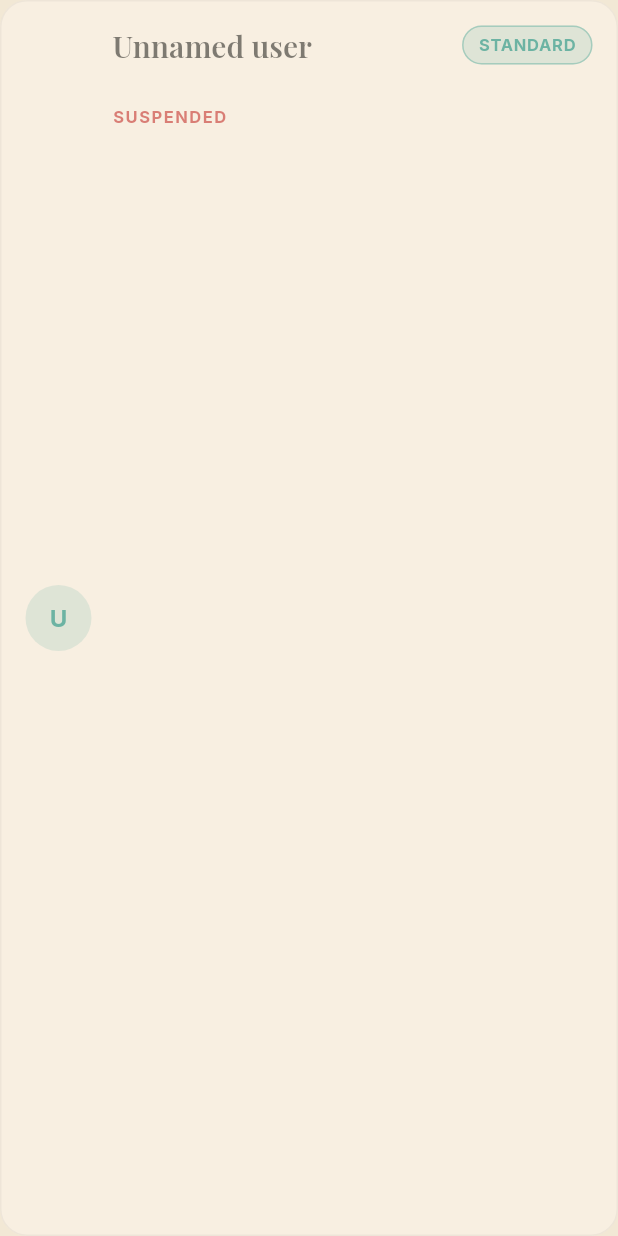
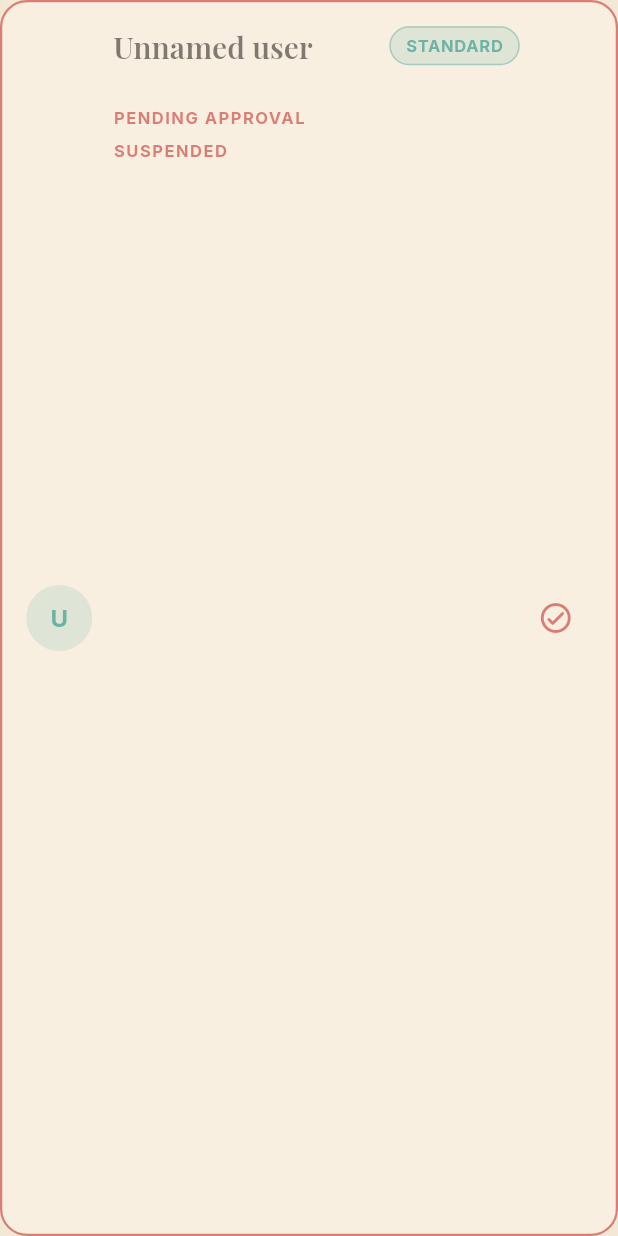
Before and after one commit to hrishiB27/nostalgiaana-latest, a Flutter app: the _UserRow widget shown alone on an empty page, opened directly with empty values, on a phone screen of 412 x 824 dp. Run offline on Flutter 3.47's test engine with Material 3 defaults, Android fonts, the phone set to English and light mode, and no system bars; our stand-ins replace dio, file_picker, flutter_riverpod, flutter_secure_storage, google_fonts, just_audio; missing offline and left inert: media_kit, media_kit_video, razorpay_flutter; accounts and stored records are empty; network calls fail.

Commit message:
Add admin approval UI and update pending-approval message text
The approval gate itself (users.approved, login-blocking 403, admin
approve endpoint) already existed from earlier work; this updates the
error message to "waiting for approval for this mobile number" in
AuthService, GlobalExceptionHandler (now reads ex.getMessage()
instead of a second hardcoded copy), and login_screen.dart's matching
constant.

Builds the missing admin-side UI: AdminUserResponseModel now carries
approved, AdminUserApi/AdminUsersNotifier gain an approveUser() action
mirroring the existing banUser() pattern, and manage_users_screen.dart
highlights unapproved users with a crimson border + "PENDING APPROVAL"
label and a check_circle_outline_rounded button to approve them
in place.

Co-Authored-By: Claude Sonnet 5 <noreply@anthropic.com>

```diff
--- a/frontend/lib/features/admin/data/admin_user_api.dart
+++ b/frontend/lib/features/admin/data/admin_user_api.dart
@@ -21,6 +21,10 @@ class AdminUserApi {
   Future<void> banUser(String id) async {
     await _dio.delete('/admin/users/$id');
   }
+
+  Future<void> approveUser(String id) async {
+    await _dio.patch('/admin/users/$id/approve');
+  }
 }
 
 final adminUserApiProvider = Provider<AdminUserApi>((ref) {
--- a/frontend/lib/features/admin/data/models/admin_user_response_model.dart
+++ b/frontend/lib/features/admin/data/models/admin_user_response_model.dart
@@ -13,6 +13,7 @@ class AdminUserResponseModel {
     required this.role,
     required this.membershipTier,
     required this.isActive,
+    required this.approved,
     required this.createdAt,
   });
 
@@ -27,6 +28,7 @@ class AdminUserResponseModel {
   final UserRole role;
   final String membershipTier;
   final bool isActive;
+  final bool approved;
   final DateTime createdAt;
 
   String get displayName {
@@ -45,11 +47,12 @@ class AdminUserResponseModel {
       role: UserRole.fromJson(json['role'] as String),
       membershipTier: json['membershipTier'] as String,
       isActive: json['isActive'] as bool,
+      approved: json['approved'] as bool,
       createdAt: DateTime.parse(json['createdAt'] as String),
     );
   }
 
-  AdminUserResponseModel copyWith({bool? isActive}) {
+  AdminUserResponseModel copyWith({bool? isActive, bool? approved}) {
     return AdminUserResponseModel(
       id: id,
       firstName: firstName,
@@ -60,6 +63,7 @@ class AdminUserResponseModel {
       role: role,
       membershipTier: membershipTier,
       isActive: isActive ?? this.isActive,
+      approved: approved ?? this.approved,
       createdAt: createdAt,
     );
   }
--- a/frontend/lib/features/admin/presentation/manage_users_screen.dart
+++ b/frontend/lib/features/admin/presentation/manage_users_screen.dart
@@ -81,7 +81,11 @@ class _ManageUsersScreenState extends ConsumerState<ManageUsersScreen> {
       itemCount: state.users.length,
       itemBuilder: (context, index) {
         final user = state.users[index];
-        return _UserRow(user: user, onSuspend: () => _confirmSuspend(user));
+        return _UserRow(
+          user: user,
+          onSuspend: () => _confirmSuspend(user),
+          onApprove: () => ref.read(adminUsersProvider.notifier).approveUser(user.id),
+        );
       },
     );
   }
@@ -97,10 +101,11 @@ class _ManageUsersScreenState extends ConsumerState<ManageUsersScreen> {
 }
 
 class _UserRow extends StatelessWidget {
-  const _UserRow({required this.user, required this.onSuspend});
+  const _UserRow({required this.user, required this.onSuspend, required this.onApprove});
 
   final AdminUserResponseModel user;
   final VoidCallback onSuspend;
+  final VoidCallback onApprove;
 
   @override
   Widget build(BuildContext context) {
@@ -114,7 +119,10 @@ class _UserRow extends StatelessWidget {
         decoration: BoxDecoration(
           borderRadius: BorderRadius.circular(18),
           color: AppColors.panelCream,
-          border: Border.all(color: AppColors.charcoal.withValues(alpha: 0.08)),
+          border: Border.all(
+            color: user.approved ? AppColors.charcoal.withValues(alpha: 0.08) : AppColors.crimson,
+            width: user.approved ? 1 : 1.5,
+          ),
         ),
         child: Row(
           children: [
@@ -153,6 +161,18 @@ class _UserRow extends StatelessWidget {
                     style: Theme.of(context).textTheme.bodySmall,
                     overflow: TextOverflow.ellipsis,
                   ),
+                  if (!user.approved) ...[
+                    const SizedBox(height: 6),
+                    const Text(
+                      'PENDING APPROVAL',
+                      style: TextStyle(
+                        color: AppColors.crimson,
+                        fontWeight: FontWeight.bold,
+                        fontSize: 11,
+                        letterSpacing: 1,
+                      ),
+                    ),
+                  ],
                   if (!user.isActive) ...[
                     const SizedBox(height: 6),
                     const Text(
@@ -168,6 +188,12 @@ class _UserRow extends StatelessWidget {
                 ],
               ),
             ),
+            if (!user.approved)
+              IconButton(
+                onPressed: onApprove,
+                icon: const Icon(Icons.check_circle_outline_rounded, color: AppColors.crimson),
+                tooltip: 'Approve account',
+              ),
             if (user.isActive)
               IconButton(
                 onPressed: onSuspend,
--- a/frontend/lib/sampleui/screens/login_screen.dart
+++ b/frontend/lib/sampleui/screens/login_screen.dart
@@ -12,7 +12,7 @@ import '../../core/widgets/auth_form_card.dart';
 import '../widgets/auth_secondary_button.dart';
 import '../widgets/retro_doodle_background.dart';
 
-const _pendingApprovalMessage = 'You have not been approved yet';
+const _pendingApprovalMessage = 'waiting for approval for this mobile number';
 
 /// Login form reached from the landing screen's "Login" button. Unlike
 /// [CreateAccountScreen], login has a real OTP step on the backend
```
Also changed, not shown: frontend/lib/features/admin/application/admin_users_notifier.dart (+15 -0 lines), 2 other files.
